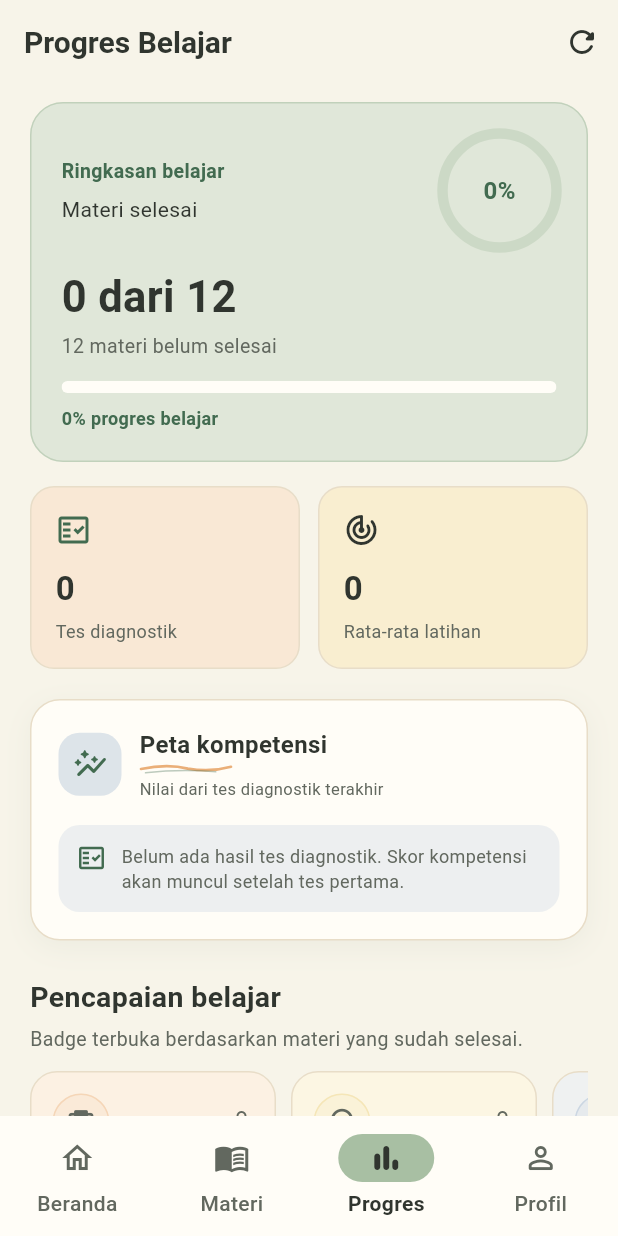
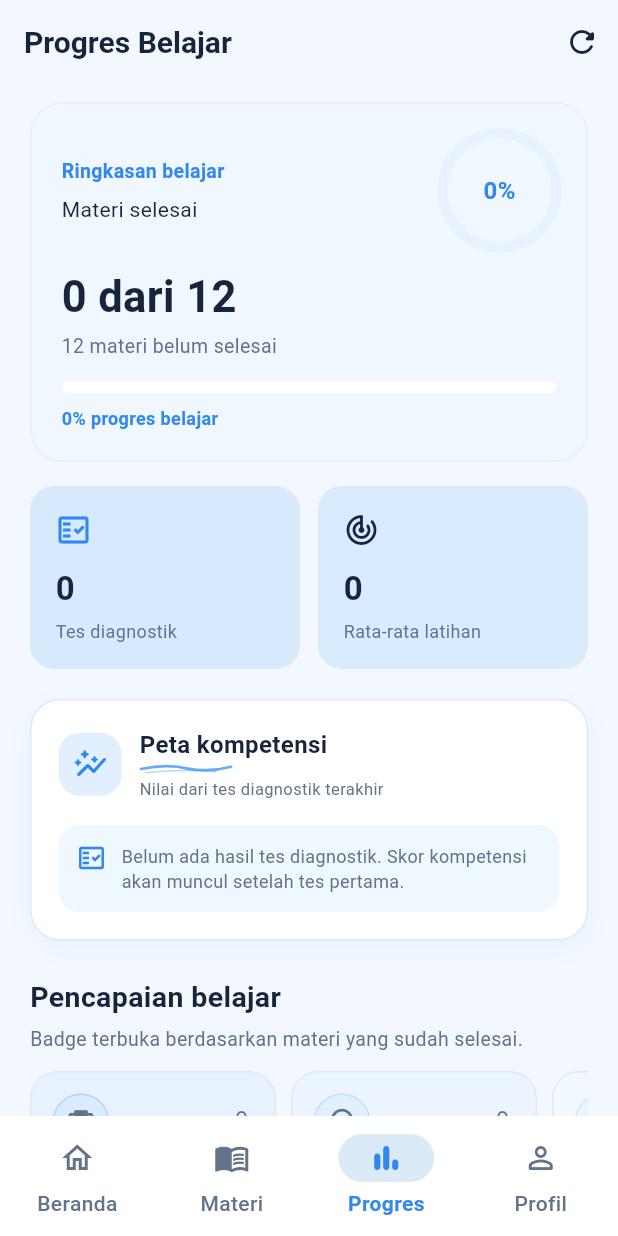
Before and after one commit to zahraslsa/aplikasi_pertama, a Flutter app: the screen it shows after launch, after a tap on "Progres Belajarmu", on a phone screen of 412 x 824 dp. Run offline on Flutter 3.47's test engine with Material 3 defaults, Android fonts, the phone set to English and light mode, and no system bars; our stand-ins replace shared_preferences.

Commit message:
revisi color palette dan mascot

```diff
--- a/lib/screens/dashboard_screen.dart
+++ b/lib/screens/dashboard_screen.dart
@@ -106,43 +106,7 @@ class _DashboardScreenState extends State<DashboardScreen> {
       child: Column(
         crossAxisAlignment: CrossAxisAlignment.start,
         children: [
-          Row(
-            children: [
-              Expanded(
-                child: FutureBuilder<Map<String, String>>(
-                  future: _profile,
-                  builder: (context, snapshot) {
-                    if (snapshot.hasError) {
-                      return Text(
-                        'Profil gagal dimuat: ${snapshot.error}',
-                        style: const TextStyle(color: AppColors.error),
-                      );
-                    }
-                    return Text(
-                      'Hai, ${snapshot.data?['name'] ?? 'Sobat CODIFY'}!',
-                      style: const TextStyle(
-                        fontSize: 25,
-                        fontWeight: FontWeight.bold,
-                        color: AppColors.textPrimary,
-                      ),
-                    );
-                  },
-                ),
-              ),
-              const SizedBox(width: 8),
-              const CodifyMascot(size: 64),
-            ],
-          ),
-          const SizedBox(height: 8),
-          const Text(
-            'Siap belajar coding hari ini?',
-            style: TextStyle(
-              fontSize: 14,
-              color: AppColors.textSecondary,
-              height: 1.5,
-            ),
-          ),
-
+          _buildWelcomeHero(),
           const SizedBox(height: 24),
 
           _buildProgressCard(context),
@@ -267,6 +231,133 @@ class _DashboardScreenState extends State<DashboardScreen> {
             onPressed: () => setState(() => _selectedIndex = 1),
             icon: const Icon(Icons.menu_book_rounded),
             label: const Text('Lihat Semua 12 Materi'),
+          ),
+        ],
+      ),
+    );
+  }
+
+  Widget _buildWelcomeHero() {
+    return Container(
+      width: double.infinity,
+      padding: const EdgeInsets.all(18),
+      decoration: BoxDecoration(
+        gradient: const LinearGradient(
+          begin: Alignment.topLeft,
+          end: Alignment.bottomRight,
+          colors: [AppColors.primary, AppColors.primaryDark],
+        ),
+        borderRadius: BorderRadius.circular(26),
+        boxShadow: [
+          BoxShadow(
+            color: AppColors.primary.withValues(alpha: 0.2),
+            blurRadius: 22,
+            offset: const Offset(0, 10),
+          ),
+        ],
+      ),
+      child: Stack(
+        children: [
+          Positioned(
+            top: 8,
+            right: 112,
+            child: Icon(
+              Icons.auto_awesome_rounded,
+              color: AppColors.softWhite.withValues(alpha: 0.55),
+              size: 18,
+            ),
+          ),
+          Row(
+            children: [
+              Expanded(
+                child: FutureBuilder<Map<String, String>>(
+                  future: _profile,
+                  builder: (context, snapshot) {
+                    if (snapshot.hasError) {
+                      return Text(
+                        'Profil gagal dimuat: ${snapshot.error}',
+                        style: const TextStyle(color: AppColors.softWhite),
+                      );
+                    }
+                    final name = snapshot.data?['name'] ?? 'Sobat CODIFY';
+                    return Column(
+                      crossAxisAlignment: CrossAxisAlignment.start,
+                      mainAxisSize: MainAxisSize.min,
+                      children: [
+                        Container(
+                          padding: const EdgeInsets.symmetric(
+                            horizontal: 10,
+                            vertical: 6,
+                          ),
+                          decoration: BoxDecoration(
+                            color: AppColors.softWhite.withValues(alpha: 0.18),
+                            borderRadius: BorderRadius.circular(30),
+                          ),
+                          child: const Row(
+                            mainAxisSize: MainAxisSize.min,
+                            children: [
+                              Icon(
+                                Icons.auto_awesome_rounded,
+                                size: 14,
+                                color: AppColors.softWhite,
+                              ),
+                              SizedBox(width: 6),
+                              Text(
+                                'TEMAN BELAJAR CODING',
+                                style: TextStyle(
+                                  color: AppColors.softWhite,
+                                  fontSize: 9,
+                                  fontWeight: FontWeight.w700,
+                                  letterSpacing: 0.7,
+                                ),
+                              ),
+                            ],
+                          ),
+                        ),
+                        const SizedBox(height: 12),
+                        Text(
+                          'Hai, $name!',
+                          maxLines: 2,
+                          overflow: TextOverflow.ellipsis,
+                          style: const TextStyle(
+                            color: AppColors.softWhite,
+                            fontSize: 22,
+                            height: 1.15,
+                            fontWeight: FontWeight.w800,
+                          ),
+                        ),
+                        const SizedBox(height: 7),
+                        Text(
+                          'Siap belajar coding hari ini?',
+                          style: TextStyle(
+                            color: AppColors.softWhite.withValues(alpha: 0.9),
+                            fontSize: 13,
+                            height: 1.4,
+                          ),
+                        ),
+                      ],
+                    );
+                  },
+                ),
+              ),
+              const SizedBox(width: 10),
+              Container(
+                width: 100,
+                height: 100,
+                decoration: BoxDecoration(
+                  color: AppColors.softWhite.withValues(alpha: 0.96),
+                  shape: BoxShape.circle,
+                  boxShadow: [
+                    BoxShadow(
+                      color: AppColors.primaryDark.withValues(alpha: 0.18),
+                      blurRadius: 12,
+                      offset: const Offset(0, 5),
+                    ),
+                  ],
+                ),
+                child: const Center(child: CodifyMascot(size: 90)),
+              ),
+            ],
           ),
         ],
       ),
--- a/lib/screens/material_screen.dart
+++ b/lib/screens/material_screen.dart
@@ -3,6 +3,7 @@ import 'package:flutter/material.dart';
 import '../data/learning_store.dart';
 import 'material_detail_screen.dart';
 import '../theme/app_colors.dart';
+import '../widgets/codify_mascot.dart';
 
 class _MaterialScreenState extends State<MaterialScreen> {
   final TextEditingController _searchController = TextEditingController();
@@ -210,34 +211,78 @@ class _MaterialScreenState extends State<MaterialScreen> {
   Widget _buildHeader() {
     return Container(
       width: double.infinity,
-      padding: const EdgeInsets.all(22),
+      padding: const EdgeInsets.all(18),
       decoration: BoxDecoration(
-        color: AppColors.sageGreen,
-        borderRadius: BorderRadius.circular(22),
+        gradient: const LinearGradient(
+          begin: Alignment.topLeft,
+          end: Alignment.bottomRight,
+          colors: [AppColors.primary, AppColors.primaryDark],
         ),
-      child: const Column(
+        borderRadius: BorderRadius.circular(24),
+        boxShadow: [
+          BoxShadow(
+            color: AppColors.primary.withValues(alpha: 0.16),
+            blurRadius: 18,
+            offset: const Offset(0, 8),
+          ),
+        ],
+      ),
+      child: Row(
+        children: [
+          Expanded(
+            child: Column(
               crossAxisAlignment: CrossAxisAlignment.start,
+              mainAxisSize: MainAxisSize.min,
               children: [
-          Icon(Icons.menu_book_rounded, color: AppColors.forestGreen, size: 38),
-          SizedBox(height: 16),
-          Text(
+                Container(
+                  padding: const EdgeInsets.symmetric(
+                    horizontal: 9,
+                    vertical: 5,
+                  ),
+                  decoration: BoxDecoration(
+                    color: AppColors.softWhite.withValues(alpha: 0.18),
+                    borderRadius: BorderRadius.circular(30),
+                  ),
+                  child: const Text(
+                    'RUANG BELAJAR CODIFY',
+                    style: TextStyle(
+                      color: AppColors.softWhite,
+                      fontSize: 9,
+                      fontWeight: FontWeight.w700,
+                      letterSpacing: 0.65,
+                    ),
+                  ),
+                ),
+                const SizedBox(height: 10),
+                const Text(
                   'Belajar Pemrograman',
                   style: TextStyle(
-              color: AppColors.darkText,
-              fontSize: 22,
+                    color: AppColors.softWhite,
+                    fontSize: 20,
                     fontWeight: FontWeight.bold,
                   ),
                 ),
-          SizedBox(height: 8),
+                const SizedBox(height: 7),
                 Text(
-            'Pelajari konsep pemrograman dari dasar '
-            'hingga penerapannya melalui materi yang '
-            'disusun secara bertahap.',
+                  'Pelajari konsep dari dasar hingga penerapannya.',
                   style: TextStyle(
-              color: AppColors.darkText,
-              fontSize: 13,
-              height: 1.5,
+                    color: AppColors.softWhite.withValues(alpha: 0.9),
+                    fontSize: 12,
+                    height: 1.45,
                   ),
+                ),
+              ],
+            ),
+          ),
+          const SizedBox(width: 8),
+          Container(
+            width: 82,
+            height: 82,
+            decoration: BoxDecoration(
+              color: AppColors.softWhite.withValues(alpha: 0.96),
+              shape: BoxShape.circle,
+            ),
+            child: const Center(child: CodifyMascot(size: 74)),
           ),
         ],
       ),
--- a/lib/theme/app_colors.dart
+++ b/lib/theme/app_colors.dart
@@ -3,17 +3,19 @@ import 'package:flutter/material.dart';
 class AppColors {
   AppColors._();
 
-  static const Color sageGreen = Color(0xFFA8BFA3);
-  static const Color forestGreen = Color(0xFF426B50);
-  static const Color softCream = Color(0xFFF7F4E9);
-  static const Color warmBeige = Color(0xFFE8DDC8);
-  static const Color darkText = Color(0xFF30352F);
-  static const Color softWhite = Color(0xFFFFFDF7);
-  static const Color peach = Color(0xFFE8A66A);
-  static const Color butterYellow = Color(0xFFE8C96A);
-  static const Color dustyRose = Color(0xFFD98D8D);
-  static const Color dustyBlue = Color(0xFF8DA8C9);
-  static const Color softLilac = Color(0xFFC5A3CF);
+  static const Color sageGreen = Color(0xFFD7E9FF);
+  static const Color forestGreen = Color(0xFF3189EF);
+  static const Color softCream = Color(0xFFF3F8FF);
+  static const Color warmBeige = Color(0xFFDCE9F7);
+  static const Color darkText = Color(0xFF17253B);
+  static const Color softWhite = Color(0xFFFFFFFF);
+  static const Color peach = Color(0xFF55A2F5);
+  static const Color butterYellow = Color(0xFF79B8FF);
+  static const Color dustyRose = Color(0xFF84B6F5);
+  static const Color dustyBlue = Color(0xFF9BCBFF);
+  static const Color softLilac = Color(0xFFB1C7FF);
+  static const Color skyBlue = Color(0xFF76B7FF);
+  static const Color deepBlue = Color(0xFF1D70CF);
 
   static const List<Color> learningAccents = [
     dustyBlue,
@@ -25,17 +27,17 @@ class AppColors {
   ];
 
   // Darkened sage stop keeps white text legible on the progress gradient.
-  static const Color sageForest = Color(0xFF577A60);
+  static const Color sageForest = Color(0xFF286FC5);
 
   static const Color primary = forestGreen;
   static const Color primaryLight = warmBeige;
-  static const Color primaryDark = Color(0xFF355640);
+  static const Color primaryDark = Color(0xFF102B51);
 
   static const Color background = softCream;
   static const Color surface = softWhite;
 
   static const Color textPrimary = darkText;
-  static const Color textSecondary = Color(0xFF62685F);
+  static const Color textSecondary = Color(0xFF62748A);
 
   static const Color success = forestGreen;
   static const Color warning = Color(0xFF9A5E2A);
--- a/lib/theme/app_theme.dart
+++ b/lib/theme/app_theme.dart
@@ -25,25 +25,25 @@ class AppTheme {
 
       navigationBarTheme: NavigationBarThemeData(
         backgroundColor: AppColors.softWhite,
-        indicatorColor: AppColors.sageGreen,
+        indicatorColor: AppColors.primaryLight,
         labelTextStyle: WidgetStateProperty.resolveWith((states) {
           final selected = states.contains(WidgetState.selected);
           return TextStyle(
-            color: selected ? AppColors.darkText : AppColors.textSecondary,
+            color: selected ? AppColors.primary : AppColors.textSecondary,
             fontWeight: selected ? FontWeight.w600 : FontWeight.w500,
           );
         }),
         iconTheme: WidgetStateProperty.resolveWith((states) {
           final selected = states.contains(WidgetState.selected);
           return IconThemeData(
-            color: selected ? AppColors.darkText : AppColors.textSecondary,
+            color: selected ? AppColors.primary : AppColors.textSecondary,
           );
         }),
       ),
 
       elevatedButtonTheme: ElevatedButtonThemeData(
         style: ElevatedButton.styleFrom(
-          backgroundColor: AppColors.primary,
+          backgroundColor: AppColors.primaryDark,
           foregroundColor: AppColors.softWhite,
           minimumSize: const Size(double.infinity, 52),
           shape: RoundedRectangleBorder(
--- a/lib/widgets/codify_mascot.dart
+++ b/lib/widgets/codify_mascot.dart
@@ -1,4 +1,6 @@
 import 'package:flutter/material.dart';
+
+import '../theme/app_colors.dart';
 
 class CodifyMascot extends StatelessWidget {
   final double size;
@@ -19,12 +21,12 @@ class CodifyMascot extends StatelessWidget {
 }
 
 class _CodifyMascotPainter extends CustomPainter {
-  static const _forest = Color(0xFF294D3B);
-  static const _sage = Color(0xFF91B79A);
-  static const _sageLight = Color(0xFFB7CFB1);
-  static const _sageDark = Color(0xFF73987F);
-  static const _cream = Color(0xFFFFF2D8);
-  static const _orange = Color(0xFFE89A65);
+  static const _forest = AppColors.primaryDark;
+  static const _sage = AppColors.primary;
+  static const _sageLight = AppColors.skyBlue;
+  static const _sageDark = AppColors.deepBlue;
+  static const _cream = AppColors.softWhite;
+  static const _orange = AppColors.skyBlue;
 
   final Paint _fill = Paint()..style = PaintingStyle.fill;
   final Paint _detailStroke = Paint()
```
Lines whose indentation alone changed are shown as unchanged.
